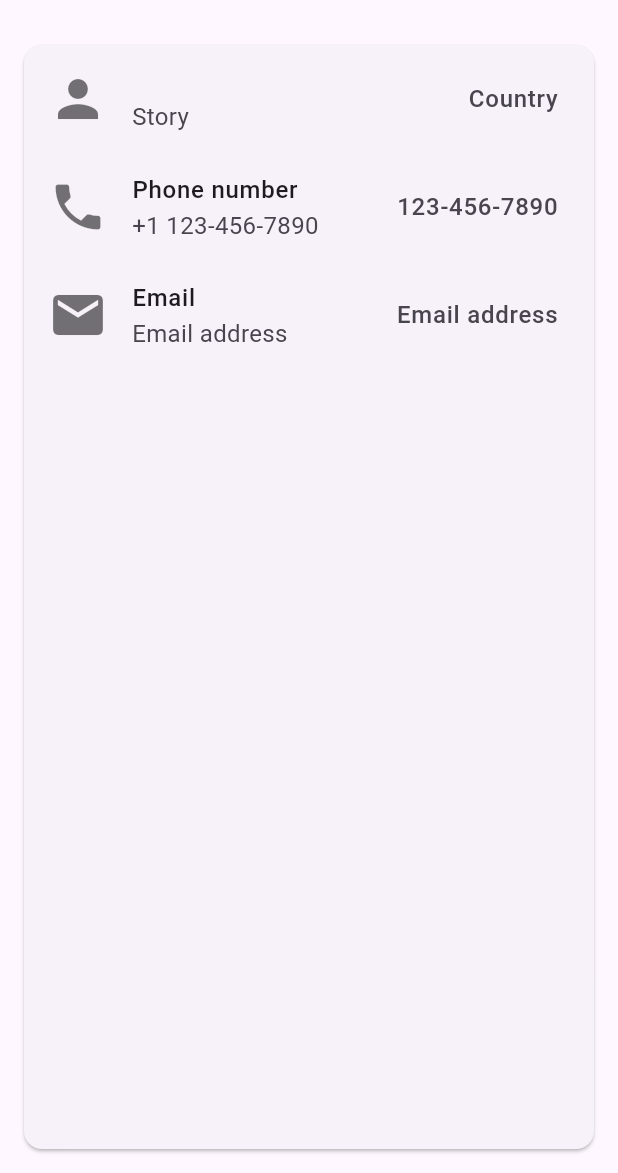
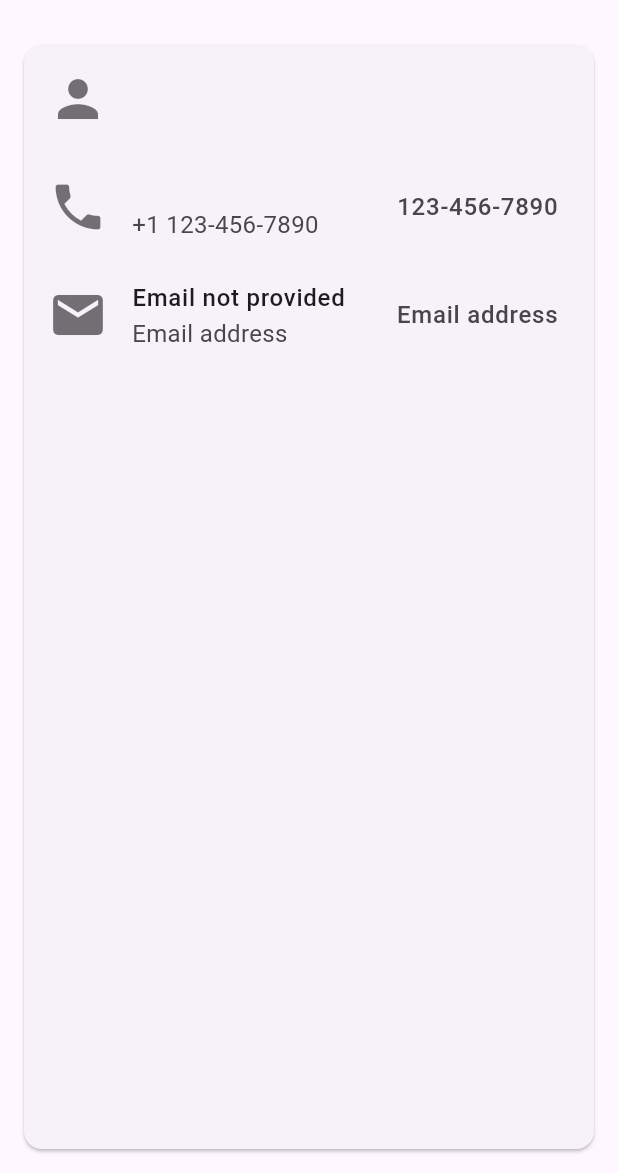
Before and after one commit to TheBaytur/form, a Flutter app: the screen it shows after launch, after a tap on "Submit", on a phone screen of 412 x 824 dp, the part 63-1236 px from its top. Run offline on Flutter 3.47's test engine with Material 3 defaults, Android fonts, the phone set to English and light mode, and no system bars.

```diff
--- a/lib/pages/user_info_page.dart
+++ b/lib/pages/user_info_page.dart
@@ -23,13 +23,13 @@ class UserInfoPage extends StatelessWidget {
                 '${userInfo.name}',
                 style: TextStyle(fontWeight: FontWeight.w500),
               ),
-              subtitle: Text('Story', style: TextStyle(fontSize: 16.0)),
+              subtitle: Text('${userInfo.story}', style: TextStyle(fontSize: 16.0)),
               leading: Icon(Icons.person, size: 40.0, color: Colors.black54),
-              trailing: Text('Country', style: TextStyle(fontSize: 16.0)),
+              trailing: Text('${userInfo.country}', style: TextStyle(fontSize: 16.0)),
             ),
             ListTile(
               title: Text(
-                'Phone number',
+                '${userInfo.phoneNumber}',
                 style: TextStyle(fontWeight: FontWeight.w500),
               ),
               subtitle: Text('+1 123-456-7890', style: TextStyle(fontSize: 16.0)),
@@ -38,7 +38,7 @@ class UserInfoPage extends StatelessWidget {
             ),
             ListTile(
               title: Text(
-                'Email',
+                '${userInfo.email.isEmpty ? 'Email not provided' : userInfo.email}',
                 style: TextStyle(fontWeight: FontWeight.w500),
               ),
               subtitle: Text('Email address', style: TextStyle(fontSize: 16.0)),
```
